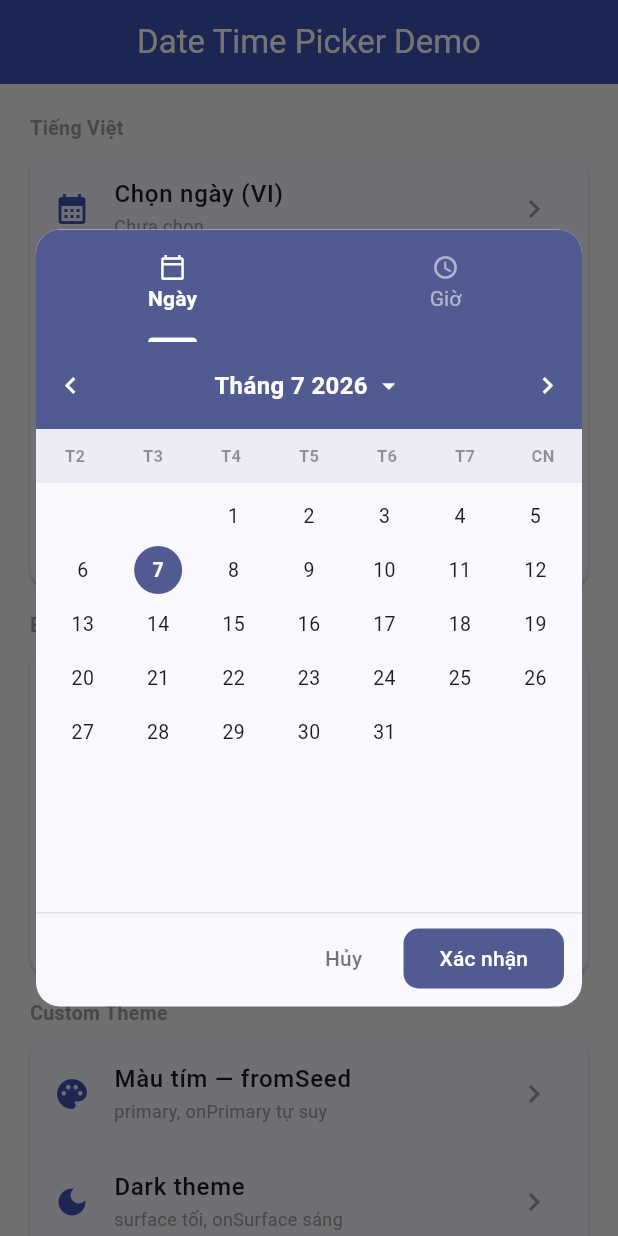
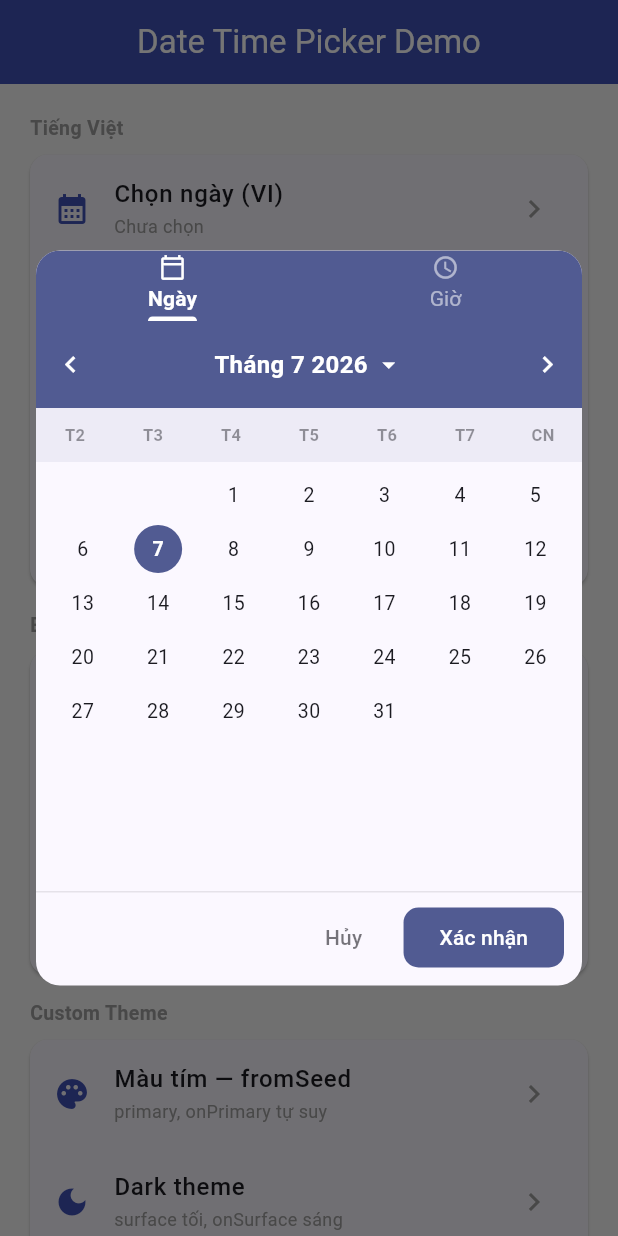
Before and after one commit to levangiac/-date-time-picker, a Flutter app: the screen it shows after launch, after a tap on "Chọn ngày & giờ (VI)", on a phone screen of 412 x 824 dp. Run offline on Flutter 3.47's test engine with Material 3 defaults, Android fonts, the phone set to English and light mode, and no system bars.

Commit message:
fix: prevent TabBar overflow in landscape date-time picker dialog
Tab icon+text was taking Flutter's default 72px (kTextAndIconTabHeight)
instead of the ~37px it actually needs, pushing total dialog height over
the available landscape viewport on short-screen devices and causing a
RenderFlex overflow. Bump to 0.2.2.

Co-Authored-By: Claude Sonnet 5 <noreply@anthropic.com>

```diff
--- a/lib/src/date_time_picker.dart
+++ b/lib/src/date_time_picker.dart
@@ -89,11 +89,13 @@ class _CustomDateTimePickerState extends State<CustomDateTimePicker>
             const TextStyle(fontWeight: FontWeight.normal, fontSize: 14),
         tabs: [
           Tab(
+            height: kPickerTabBarHeight,
             icon: const Icon(Icons.calendar_today_outlined, size: 18),
             text: locale.dateTabLabel,
             iconMargin: const EdgeInsets.only(bottom: 2),
           ),
           Tab(
+            height: kPickerTabBarHeight,
             icon: const Icon(Icons.access_time_outlined, size: 18),
             text: locale.timeTabLabel,
             iconMargin: const EdgeInsets.only(bottom: 2),
--- a/lib/src/picker_constants.dart
+++ b/lib/src/picker_constants.dart
@@ -9,3 +9,9 @@ const double kPickerContentHeight =
 /// Chiều cao landscape panel bên trái (time picker).
 /// _kWheelH (240) + vertical padding top+bottom (12*2=24).
 const double kPickerTimeLandscapeHeight = 264.0;
+
+/// Chiều cao TabBar trong CustomDateTimePicker.
+/// Mặc định Tab icon+text của Flutter là kTextAndIconTabHeight (72), quá dư
+/// so với nội dung (icon 18 + margin 2 + text ~17 ≈ 37) và từng gây tràn
+/// Column trong dialog khi xoay ngang trên các máy màn hình ngắn.
+const double kPickerTabBarHeight = 44.0;
--- a/pubspec.yaml
+++ b/pubspec.yaml
@@ -2,7 +2,7 @@ name: vn_date_time_picker
 description: >-
   Customizable date, time, date-time and date range picker for Flutter.
   Vietnamese & English, haptic feedback, landscape layout, full theming.
-version: 0.2.1
+version: 0.2.2
 homepage: https://github.com/levangiac/-date-time-picker
 repository: https://github.com/levangiac/-date-time-picker
 issue_tracker: https://github.com/levangiac/-date-time-picker/issues
```
Also changed, not shown: 1 other file.
